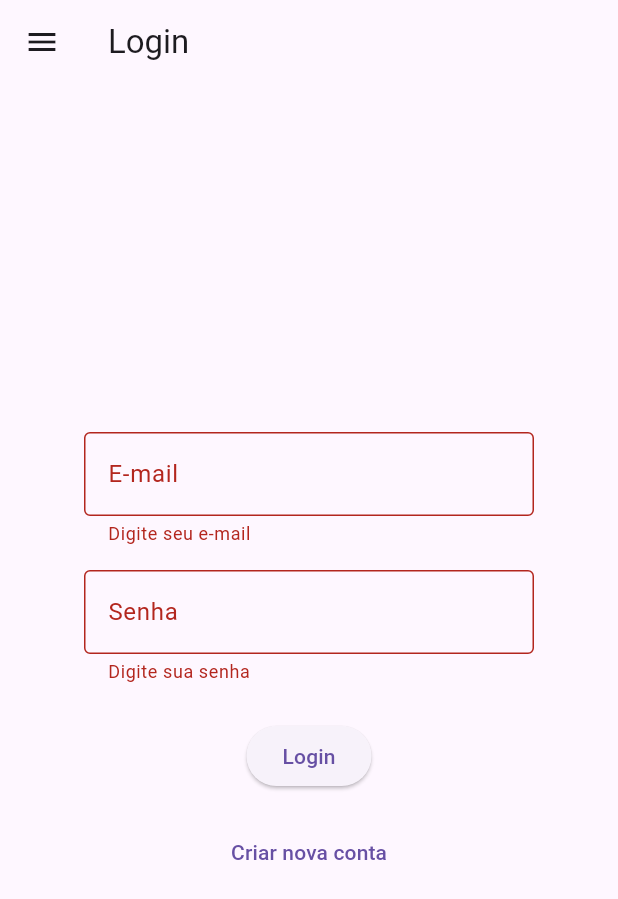
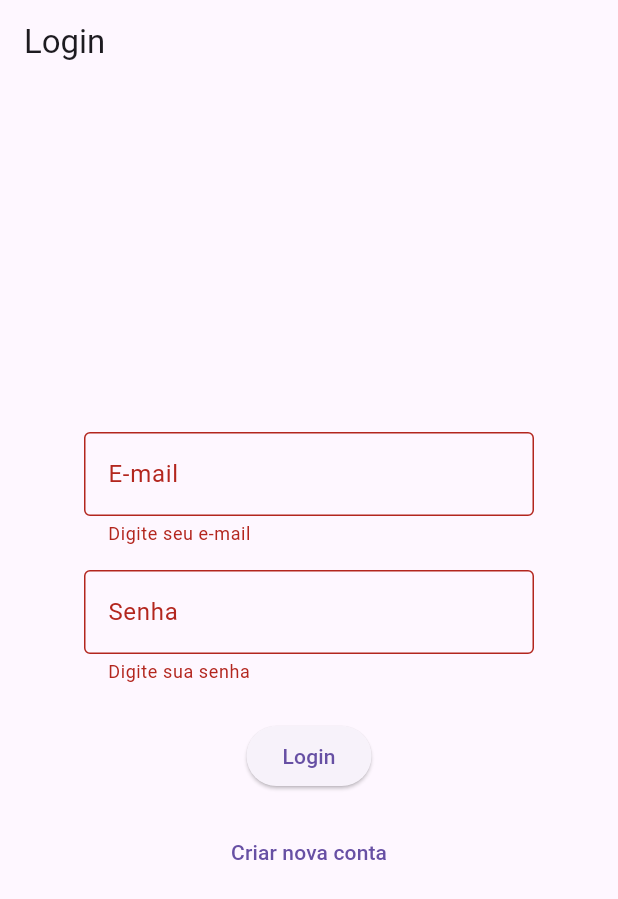
Before and after one commit to Caioon/App-Veiculos-Flutter, a Flutter app: the screen it shows after launch, after a tap on "Login", on a phone screen of 412 x 824 dp. Shown: the top 899 px of the screen. Run offline on Flutter 3.47's test engine with Material 3 defaults, Android fonts, the phone set to English and light mode, and no system bars; our stand-ins replace cloud_firestore, firebase_auth, firebase_core, flutter_riverpod; accounts and stored records are empty.

Commit message:
style: removendo base scaffold

```diff
--- a/lib/view/login_screen.dart
+++ b/lib/view/login_screen.dart
@@ -1,7 +1,6 @@
 import 'package:flutter/material.dart';
 import 'package:flutter_riverpod/flutter_riverpod.dart';
 import 'package:trabalho_flutter/viewmodel/auth_viewmodel.dart';
-import 'package:trabalho_flutter/widgets/base_scaffold.dart';
 
 class LoginScreen extends ConsumerStatefulWidget {
   const LoginScreen({super.key});
@@ -27,31 +26,28 @@ class _LoginScreenState extends ConsumerState<LoginScreen> {
 
     final auth = ref.read(authViewModelProvider.notifier);
 
-    await auth.login(
-      emailController.text.trim(),
-      passwordController.text.trim(),
-    );
+    try {
+      await auth.login(
+        emailController.text.trim(),
+        passwordController.text.trim(),
+      );
 
-    final state = ref.read(authViewModelProvider);
-
-    if (state.hasError) {
+      if (!mounted) return;
+      Navigator.pushReplacementNamed(context, '/home');
+    } catch (e) {
       if (!mounted) return;
       ScaffoldMessenger.of(context).showSnackBar(
-        SnackBar(content: Text('Erro ao fazer login: ${state.error}')),
+        SnackBar(content: Text('Email ou Senha incorretos')),
       );
-      return;
     }
-
-    if (!mounted) return;
-    Navigator.pushReplacementNamed(context, '/home');
   }
 
   @override
   Widget build(BuildContext context) {
     final loginState = ref.watch(authViewModelProvider);
 
-    return BaseScaffold(
-      title: 'Login',
+    return Scaffold(
+      appBar: AppBar(title: Text("Login")),
       body: Center(
         child: SizedBox(
           width: 300,
@@ -93,20 +89,6 @@ class _LoginScreenState extends ConsumerState<LoginScreen> {
                   },
                 ),
 
-                AnimatedOpacity(
-                  opacity: loginState.hasError ? 1 : 0,
-                  duration: const Duration(milliseconds: 300),
-                  child: loginState.hasError
-                      ? const Padding(
-                          padding: EdgeInsets.only(top: 8),
-                          child: Text(
-                            "E-mail ou senha incorretos",
-                            style: TextStyle(color: Colors.red, fontSize: 14),
-                          ),
-                        )
-                      : const SizedBox.shrink(),
-                ),
-
                 const SizedBox(height: 24),
 
                 ElevatedButton(
--- a/lib/view/signup_screen.dart
+++ b/lib/view/signup_screen.dart
@@ -1,7 +1,6 @@
 import 'package:flutter/material.dart';
 import 'package:flutter_riverpod/flutter_riverpod.dart';
 import 'package:trabalho_flutter/viewmodel/auth_viewmodel.dart';
-import 'package:trabalho_flutter/widgets/base_scaffold.dart';
 
 class SignupScreen extends ConsumerStatefulWidget {
   const SignupScreen({super.key});
@@ -50,8 +49,8 @@ class _SignupScreenState extends ConsumerState<SignupScreen> {
   Widget build(BuildContext context) {
     final signupState = ref.watch(authViewModelProvider);
 
-    return BaseScaffold(
-      title: 'Criar Conta',
+    return Scaffold(
+      appBar: AppBar(title: Text("Criar Conta")),
       body: Center(
         child: SizedBox(
           width: 300,
--- a/lib/widgets/base_scaffold.dart
+++ /dev/null
@@ -1,18 +0,0 @@
-import 'package:flutter/material.dart';
-import 'package:trabalho_flutter/widgets/main_drawer.dart';
-
-class BaseScaffold extends StatelessWidget {
-  final String title;
-  final Widget body;
-
-  const BaseScaffold({super.key, required this.title, required this.body});
-
-  @override
-  Widget build(BuildContext context) {
-    return Scaffold(
-      appBar: AppBar(title: Text(title)),
-      drawer: const AppDrawer(),
-      body: body,
-    );
-  }
-}
```
Also changed, not shown: lib/view/home.dart (+8 -16 lines), lib/widgets/main_drawer.dart (+20 -11 lines).
